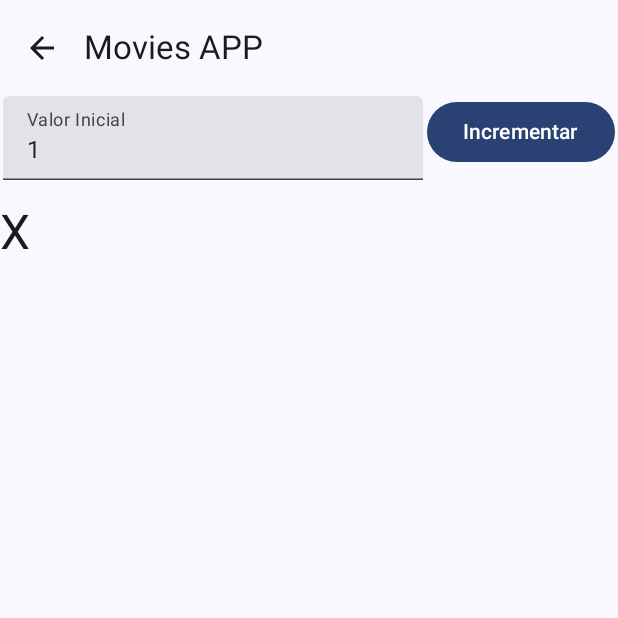
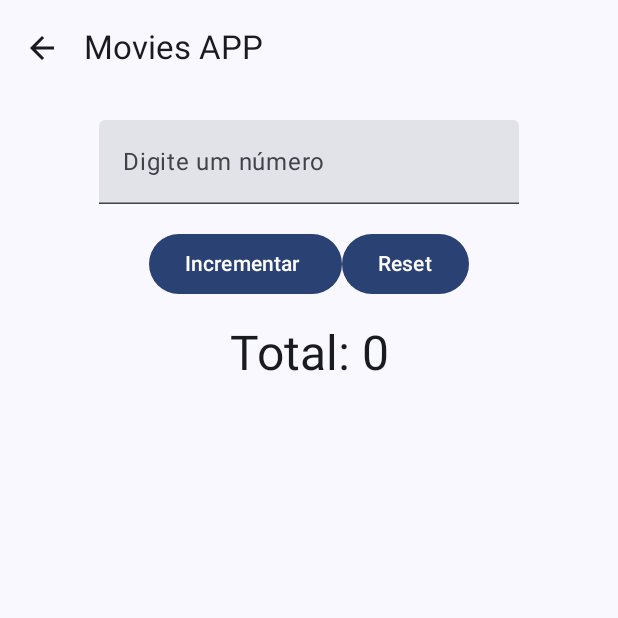
Before and after one commit to arctouch-israelandrade/PrimeiroApp, an Android app built with Jetpack Compose: the NewScreen screen opened through its navigation route, after a tap on "Incrementar", on a phone screen of 412 x 824 dp, the top half of it. Run offline under Robolectric (Android 15) with nearby library versions, the phone set to English and light mode, and no system bars.

Commit message:
adicionando incrementarX

```diff
--- a/app/src/main/java/com/arctouch/primeiroapp/ui/theme/NewScreen.kt
+++ b/app/src/main/java/com/arctouch/primeiroapp/ui/theme/NewScreen.kt
@@ -4,39 +4,70 @@ import androidx.compose.foundation.layout.Arrangement
 import androidx.compose.foundation.layout.Column
 import androidx.compose.foundation.layout.Row
 import androidx.compose.foundation.layout.Spacer
-import androidx.compose.foundation.layout.fillMaxWidth
+import androidx.compose.foundation.layout.fillMaxSize
 import androidx.compose.foundation.layout.height
+import androidx.compose.foundation.layout.padding
 import androidx.compose.material3.Button
+import androidx.compose.material3.MaterialTheme
 import androidx.compose.material3.Text
 import androidx.compose.material3.TextField
 import androidx.compose.runtime.Composable
+import androidx.compose.runtime.getValue
+import androidx.compose.runtime.mutableStateOf
+import androidx.compose.runtime.remember
+import androidx.compose.runtime.saveable.rememberSaveable
+import androidx.compose.runtime.setValue
+import androidx.compose.ui.Alignment
 import androidx.compose.ui.Modifier
 import androidx.compose.ui.unit.dp
-import androidx.compose.ui.unit.sp
 import androidx.navigation.NavController
 
 @Composable
 fun NewScreen(navController: NavController) {
 
-    Column {
-        Row(
-            modifier = Modifier.fillMaxWidth(), horizontalArrangement = Arrangement.SpaceEvenly
-        ) {
-            TextField(
-                value = "1",
-                onValueChange = {},
-                label = { Text("Valor Inicial") })
+    var incrementoX by rememberSaveable { mutableStateOf("") }
+    var total by rememberSaveable { mutableStateOf(0) }
 
-            Button(onClick = {}) {
-                Text(text = "Incrementar")
+    Column(
+        modifier = Modifier
+            .fillMaxSize()
+            .padding(16.dp),
+        horizontalAlignment = Alignment.CenterHorizontally,
+        verticalArrangement = Arrangement.Top
+    ) {
+        TextField(
+            value = incrementoX,
+            onValueChange = { incrementoX = it },
+            label = { Text("Digite um número") }
+        )
+
+        Spacer(modifier = Modifier.height(16.dp))
+
+        Row(verticalAlignment = Alignment.CenterVertically) {
+            Button(
+                onClick = {
+                    val number = incrementoX.toIntOrNull()
+                    if (number != null) {
+                        total += number
+                    }
+                }
+            ) {
+                Text("Incrementar $incrementoX")
             }
 
+            Button(onClick = {total = 0}) {
+                Text("Reset")
+
+            }
+
+
         }
+
         Spacer(modifier = Modifier.height(16.dp))
 
         Text(
-            text = "X",
-            fontSize = 32.sp,
+            text = "Total: $total",
+            style = MaterialTheme.typography.headlineLarge
         )
     }
 }
```
